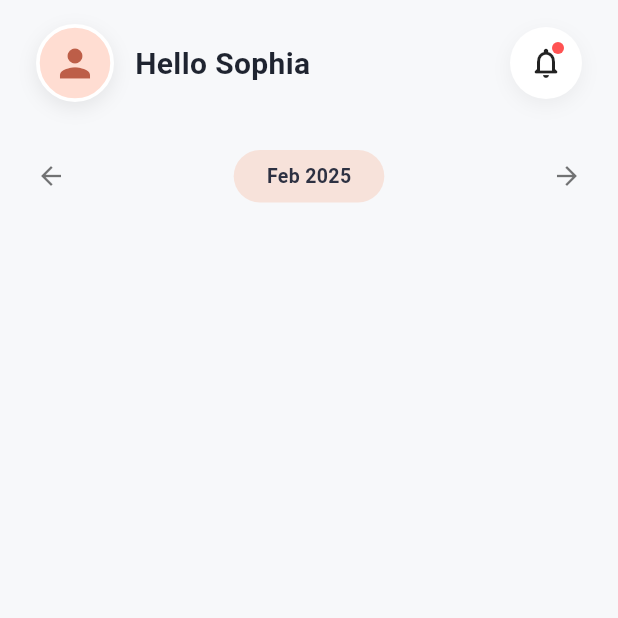
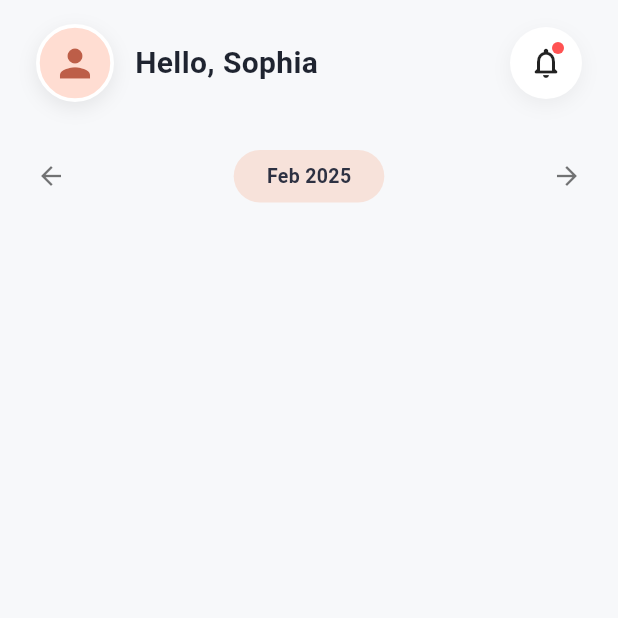
Before and after one commit to KIRUTHIKA-POOSAMY/flutter-challenge, a Flutter app: the screen it shows after launch, on a phone screen of 412 x 824 dp, the top half of it. Run offline on Flutter 3.47's test engine with Material 3 defaults, Android fonts, the phone set to English and light mode, and no system bars; network calls fail.

Commit message:
Added Day 1 and Day 2

```diff
--- a/day1/lib/main.dart
+++ b/day1/lib/main.dart
@@ -52,7 +52,7 @@ class DayOneScreen extends StatelessWidget {
                         ),
                         child: ClipOval(
                           child: Image.network(
-                            'https://images.unsplash.com/photo-1573496359142-b8d87734a5a2?w=200&auto=format&fit=crop&q=80',
+                            'https://images.unsplash.com/photo-1544005313-94ddf0286df2?w=200&auto=format&fit=crop&q=80',
                             fit: BoxFit.cover,
                             errorBuilder: (context, error, stackTrace) =>
                                 const Icon(
@@ -67,9 +67,8 @@ class DayOneScreen extends StatelessWidget {
                       const Column(
                         crossAxisAlignment: CrossAxisAlignment.start,
                         children: [
-                          SizedBox(height: 2),
                           Text(
-                            "Hello Sophia",
+                            "Hello, Sophia",
                             style: TextStyle(
                               fontSize: 20,
                               fontWeight: FontWeight.w700,
--- a/day1/pubspec.yaml
+++ b/day1/pubspec.yaml
@@ -51,11 +51,14 @@ dev_dependencies:
 
 # The following section is specific to Flutter packages.
 flutter:
+  uses-material-design: true
 
+  assets:
+    - assets/
   # The following line ensures that the Material Icons font is
   # included with your application, so that you can use the icons in
   # the material Icons class.
-  uses-material-design: true
+
 
   # To add assets to your application, add an assets section, like this:
   # assets:
```
Also changed, not shown: day1/assets/profile.jpg (added).
